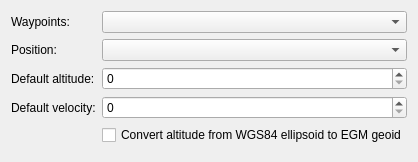
till213/SkyDolly, file src/Plugin/src/Import/GpxImport/src/GpxImportOptionWidget.ui: the form before one commit.
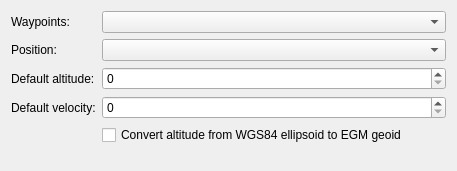
The form after the commit.

Commit message: Disable altitude conversion checkbox if no EGM available

What changed in the file:
```diff
--- a/src/Plugin/src/Import/GpxImport/src/GpxImportOptionWidget.ui
+++ b/src/Plugin/src/Import/GpxImport/src/GpxImportOptionWidget.ui
@@ -6,8 +6,8 @@
    <rect>
     <x>0</x>
     <y>0</y>
-    <width>414</width>
-    <height>162</height>
+    <width>457</width>
+    <height>171</height>
    </rect>
   </property>
   <layout class="QFormLayout" name="formLayout">
```
Left out of the diff: 3 changed lines with no effect on the pictures. The commit also changes 6 other files.
